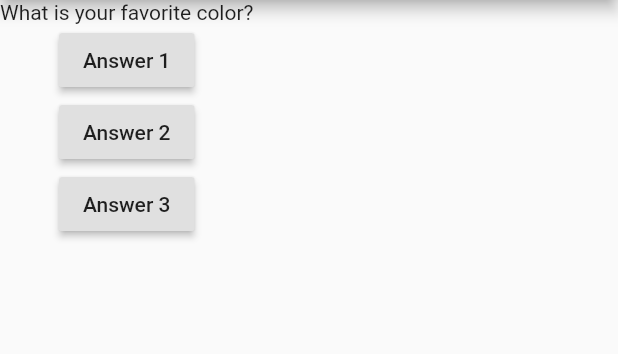
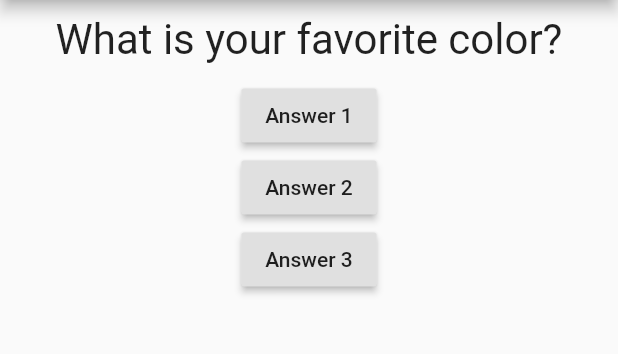
Before and after one commit to erinkelsey/quizapp-flutter, a Flutter app: the screen it shows after launch, on a phone screen of 412 x 824 dp, the part 84-438 px from its top. Run offline on Flutter 3.47's test engine with Material 2 defaults, Android fonts, the phone set to English and light mode, and no system bars.

Commit message:
add styling to Question widget

```diff
--- a/lib/question.dart
+++ b/lib/question.dart
@@ -7,8 +7,14 @@ class Question extends StatelessWidget {
 
   @override
   Widget build(BuildContext context) {
-    return Text(
-      questionText
+    return Container(
+      width: double.infinity, // container take full width of screen (as much width as it can get)
+      margin: EdgeInsets.all(10),
+      child: Text(
+        questionText,
+        style: TextStyle(fontSize: 28),
+        textAlign: TextAlign.center,
+      )
     );
   }
 }
```
